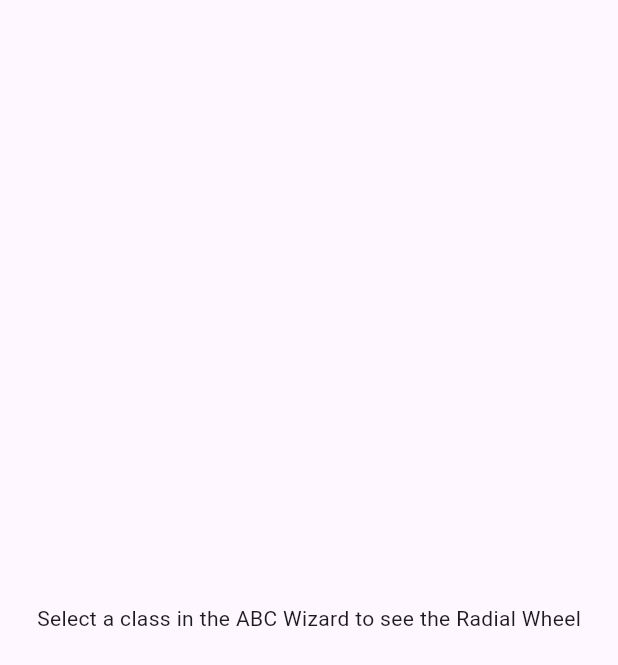
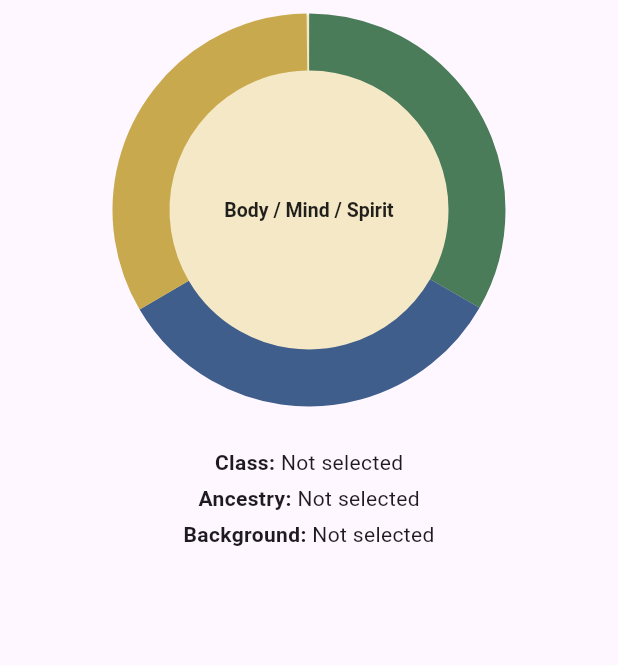
Before and after one commit to Merikh42-design/pta-character-app, a Flutter app: the RadialWheel widget shown alone on an empty page, opened directly, on a phone screen of 412 x 824 dp. Shown: the top 665 px of the screen. Run offline on Flutter 3.47's test engine with Material 3 defaults, Android fonts, the light colour scheme and no system bars; our stand-ins replace flutter_riverpod.

Commit message:
Improve RadialWheel to display full ABC selections

```diff
--- a/lib/widgets/radial_wheel.dart
+++ b/lib/widgets/radial_wheel.dart
@@ -8,72 +8,69 @@ class RadialWheel extends ConsumerWidget {
   @override
   Widget build(BuildContext context, WidgetRef ref) {
     final character = ref.watch(characterProvider);
-    final stats = character.startingStats;
 
-    if (stats == null) {
-      return const Center(
-        child: Text('Select a class in the ABC Wizard to see the Radial Wheel'),
-      );
-    }
+    return Column(
+      children: [
+        CustomPaint(
+          size: const Size(280, 280),
+          painter: _RadialWheelPainter(),
+        ),
+        const SizedBox(height: 16),
+        _buildInfoRow('Class', character.className),
+        _buildInfoRow('Ancestry', character.ancestry),
+        _buildInfoRow('Background', character.background),
+      ],
+    );
+  }
 
-    return CustomPaint(
-      size: const Size(300, 300),
-      painter: _RadialWheelPainter(stats: stats),
+  Widget _buildInfoRow(String label, String? value) {
+    return Padding(
+      padding: const EdgeInsets.symmetric(vertical: 2),
+      child: Row(
+        mainAxisAlignment: MainAxisAlignment.center,
+        children: [
+          Text('$label: ', style: const TextStyle(fontWeight: FontWeight.bold)),
+          Text(value ?? 'Not selected'),
+        ],
+      ),
     );
   }
 }
 
 class _RadialWheelPainter extends CustomPainter {
-  final Map<String, dynamic> stats;
-
-  _RadialWheelPainter({required this.stats});
-
   @override
   void paint(Canvas canvas, Size size) {
     final center = Offset(size.width / 2, size.height / 2);
     final radius = size.width / 2 - 10;
 
-    // Background
+    // Parchment background
     final bgPaint = Paint()
-      ..color = const Color(0xFFF5E8C7) // Parchment
+      ..color = const Color(0xFFF5E8C7)
       ..style = PaintingStyle.fill;
     canvas.drawCircle(center, radius, bgPaint);
 
-    // Simple three segments (placeholder for now)
+    // Three colored segments
     final segmentPaint = Paint()
       ..style = PaintingStyle.stroke
-      ..strokeWidth = 40;
+      ..strokeWidth = 38;
 
     // Body - Green
     segmentPaint.color = const Color(0xFF4A7C59);
-    canvas.drawArc(
-      Rect.fromCircle(center: center, radius: radius - 20),
-      -1.57, 2.09, false, segmentPaint,
-    );
+    canvas.drawArc(Rect.fromCircle(center: center, radius: radius - 18), -1.57, 2.09, false, segmentPaint);
 
     // Mind - Blue
     segmentPaint.color = const Color(0xFF3F5E8C);
-    canvas.drawArc(
-      Rect.fromCircle(center: center, radius: radius - 20),
-      0.52, 2.09, false, segmentPaint,
-    );
+    canvas.drawArc(Rect.fromCircle(center: center, radius: radius - 18), 0.52, 2.09, false, segmentPaint);
 
     // Spirit - Gold
     segmentPaint.color = const Color(0xFFC9A94D);
-    canvas.drawArc(
-      Rect.fromCircle(center: center, radius: radius - 20),
-      2.61, 2.09, false, segmentPaint,
-    );
+    canvas.drawArc(Rect.fromCircle(center: center, radius: radius - 18), 2.61, 2.09, false, segmentPaint);
 
-    // Center text
+    // Center label
     final textPainter = TextPainter(
-      text: TextSpan(
-        text: stats['Class'] ?? 'Class',
-        style: const TextStyle(
-          color: Colors.black87,
-          fontSize: 16,
-          fontWeight: FontWeight.bold,
-        ),
+      text: const TextSpan(
+        text: 'Body / Mind / Spirit',
+        style: TextStyle(color: Colors.black87, fontSize: 13, fontWeight: FontWeight.w600),
       ),
       textDirection: TextDirection.ltr,
     );
```
